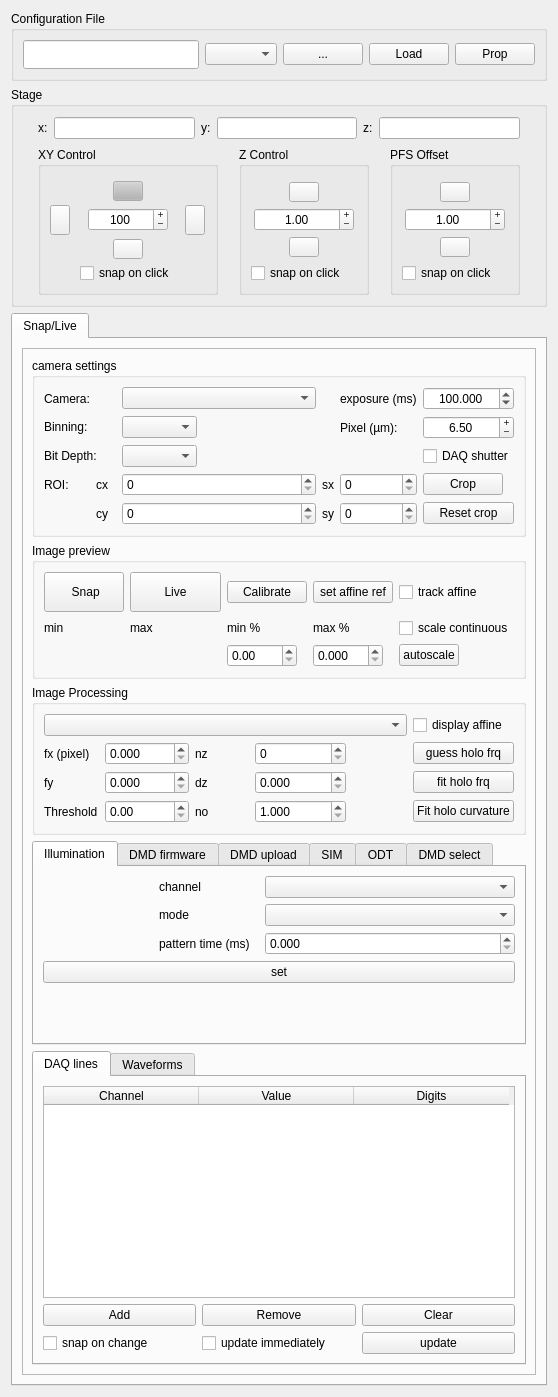
The window that micromanager_gui/_ui/micromanager_gui.ui (QI2lab/napari-micromanager) describes before a commit, drawn with Qt 5.
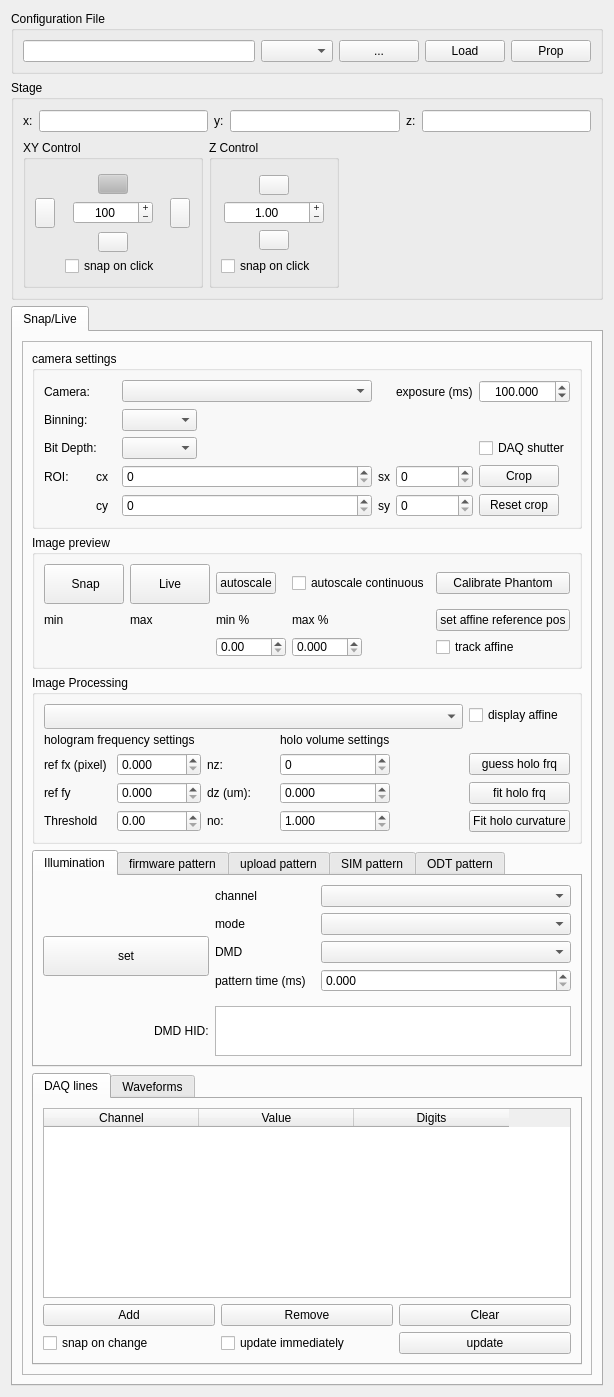
The same window after the commit.

Commit message: removed some unused buttons and added additional labels

The edit to the form file:
```diff
--- a/micromanager_gui/_ui/micromanager_gui.ui
+++ b/micromanager_gui/_ui/micromanager_gui.ui
@@ -6,7 +6,7 @@
    <rect>
     <x>0</x>
     <y>0</y>
-    <width>558</width>
+    <width>606</width>
     <height>1397</height>
    </rect>
   </property>
@@ -505,121 +505,6 @@
         </item>
        </layout>
       </item>
-      <item row="3" column="2">
-       <widget class="QGroupBox" name="offset_Z_groupBox">
-        <property name="enabled">
-         <bool>true</bool>
-        </property>
-        <property name="minimumSize">
-         <size>
-          <width>130</width>
-          <height>0</height>
-         </size>
-        </property>
-        <property name="maximumSize">
-         <size>
-          <width>130</width>
-          <height>16777215</height>
-         </size>
-        </property>
-        <property name="title">
-         <string>PFS Offset</string>
-        </property>
-        <layout class="QGridLayout" name="gridLayout_12">
-         <property name="topMargin">
-          <number>15</number>
-         </property>
-         <item row="2" column="0" alignment="Qt::AlignHCenter">
-          <widget class="QPushButton" name="offset_down_Button">
-           <property name="enabled">
-            <bool>true</bool>
-           </property>
-           <property name="maximumSize">
-            <size>
-             <width>30</width>
-             <height>20</height>
-            </size>
-           </property>
-           <property name="text">
-            <string/>
-           </property>
-          </widget>
-         </item>
-         <item row="0" column="0" alignment="Qt::AlignHCenter">
-          <widget class="QPushButton" name="offset_up_Button">
-           <property name="enabled">
-            <bool>true</bool>
-           </property>
-           <property name="maximumSize">
-            <size>
-             <width>30</width>
-             <height>20</height>
-            </size>
-           </property>
-           <property name="layoutDirection">
-            <enum>Qt::LeftToRight</enum>
-           </property>
-           <property name="autoFillBackground">
-            <bool>false</bool>
-           </property>
-           <property name="text">
-            <string/>
-           </property>
-          </widget>
-         </item>
-         <item row="1" column="0" alignment="Qt::AlignHCenter|Qt::AlignVCenter">
-          <widget class="QDoubleSpinBox" name="offset_z_step_size_doubleSpinBox">
-           <property name="enabled">
-            <bool>true</bool>
-           </property>
-           <property name="sizePolicy">
-            <sizepolicy hsizetype="Fixed" vsizetype="Fixed">
-             <horstretch>0</horstretch>
-             <verstretch>0</verstretch>
-            </sizepolicy>
-           </property>
-           <property name="minimumSize">
-            <size>
-             <width>100</width>
-             <height>0</height>
-            </size>
-           </property>
-           <property name="maximumSize">
-            <size>
-             <width>150</width>
-             <height>16777215</height>
-            </size>
-           </property>
-           <property name="alignment">
-            <set>Qt::AlignCenter</set>
-           </property>
-           <property name="buttonSymbols">
-            <enum>QAbstractSpinBox::PlusMinus</enum>
-           </property>
-           <property name="showGroupSeparator" stdset="0">
-            <bool>false</bool>
-           </property>
-           <property name="maximum">
-            <double>10000.000000000000000</double>
-           </property>
-           <property name="singleStep">
-            <double>0.100000000000000</double>
-           </property>
-           <property name="value">
-            <double>1.000000000000000</double>
-           </property>
-          </widget>
-         </item>
-         <item row="3" column="0">
-          <widget class="QCheckBox" name="offset_snap_on_click_z_checkBox">
-           <property name="text">
-            <string>snap on click</string>
-           </property>
-          </widget>
-         </item>
-        </layout>
-       </widget>
-      </item>
      </layout>
     </widget>
    </item>
@@ -697,25 +582,6 @@
                </property>
               </widget>
              </item>
-             <item row="1" column="5">
-              <widget class="QLabel" name="label">
-               <property name="minimumSize">
-                <size>
-                 <width>70</width>
-                 <height>0</height>
-                </size>
-               </property>
-               <property name="maximumSize">
-                <size>
-                 <width>70</width>
-                 <height>16777215</height>
-                </size>
-               </property>
-               <property name="text">
-                <string>Pixel (µm):</string>
-               </property>
-              </widget>
-             </item>
              <item row="4" column="5">
               <widget class="QSpinBox" name="sx_spinBox">
                <property name="maximum">
@@ -749,28 +615,6 @@
                </property>
               </widget>
              </item>
-             <item row="1" column="8">
-              <widget class="QDoubleSpinBox" name="px_size_doubleSpinBox">
-               <property name="maximumSize">
-                <size>
-                 <width>120</width>
-                 <height>16777215</height>
-                </size>
-               </property>
-               <property name="alignment">
-                <set>Qt::AlignCenter</set>
-               </property>
-               <property name="buttonSymbols">
-                <enum>QAbstractSpinBox::PlusMinus</enum>
-               </property>
-               <property name="minimum">
-                <double>1.000000000000000</double>
-               </property>
-               <property name="value">
-                <double>6.500000000000000</double>
-               </property>
-              </widget>
-             </item>
              <item row="5" column="4">
               <widget class="QLabel" name="label_27">
                <property name="maximumSize">
@@ -926,6 +770,12 @@
              </item>
              <item row="5" column="8">
               <widget class="QPushButton" name="reset_crop_pushButton">
+               <property name="sizePolicy">
+                <sizepolicy hsizetype="Fixed" vsizetype="Fixed">
+                 <horstretch>0</horstretch>
+                 <verstretch>0</verstretch>
+                </sizepolicy>
+               </property>
                <property name="text">
                 <string>Reset crop</string>
                </property>
@@ -1005,41 +855,8 @@
             <property name="title">
              <string>Image preview</string>
             </property>
-            <layout class="QGridLayout" name="gridLayout_10" rowminimumheight="0,0,0,0,0" columnminimumwidth="0,0,0,0,0">
-             <item row="4" column="1">
-              <widget class="QLabel" name="max_label">
-               <property name="text">
-                <string/>
-               </property>
-              </widget>
-             </item>
-             <item row="4" column="4">
-              <widget class="QPushButton" name="autoscale_Button">
-               <property name="minimumSize">
-                <size>
-                 <width>60</width>
-                 <height>20</height>
-                </size>
-               </property>
-               <property name="maximumSize">
-                <size>
-                 <width>60</width>
-                 <height>16777215</height>
-                </size>
-               </property>
-               <property name="text">
-                <string>autoscale</string>
-               </property>
-              </widget>
-             </item>
-             <item row="4" column="0">
-              <widget class="QLabel" name="min_label">
-               <property name="text">
-                <string/>
-               </property>
-              </widget>
-             </item>
-             <item row="4" column="3">
+            <layout class="QGridLayout" name="gridLayout_10" rowminimumheight="0,0,0,0,0,0,0" columnminimumwidth="0,0,0,0,0">
+             <item row="6" column="3">
               <widget class="QDoubleSpinBox" name="max_scale_doubleSpinBox">
                <property name="minimumSize">
                 <size>
@@ -1067,49 +884,7 @@
                </property>
               </widget>
              </item>
-             <item row="3" column="2">
-              <widget class="QLabel" name="label_5">
-               <property name="maximumSize">
-                <size>
-                 <width>16777215</width>
-                 <height>20</height>
-                </size>
-               </property>
-               <property name="text">
-                <string>min %</string>
-               </property>
-              </widget>
-             </item>
-             <item row="3" column="3">
-              <widget class="QLabel" name="label_10">
-               <property name="text">
-                <string>max %</string>
-               </property>
-              </widget>
-             </item>
-             <item row="0" column="1">
-              <widget class="QPushButton" name="live_Button">
-               <property name="enabled">
-                <bool>true</bool>
-               </property>
-               <property name="minimumSize">
-                <size>
-                 <width>0</width>
-                 <height>40</height>
-                </size>
-               </property>
-               <property name="maximumSize">
-                <size>
-                 <width>16777215</width>
-                 <height>16777215</height>
-                </size>
-               </property>
-               <property name="text">
-                <string>Live</string>
-               </property>
-              </widget>
-             </item>
-             <item row="3" column="0">
+             <item row="5" column="0">
               <widget class="QLabel" name="label_18">
                <property name="enabled">
                 <bool>true</bool>
@@ -1131,88 +906,169 @@
                </property>
               </widget>
              </item>
-             <item row="4" column="2">
-              <widget class="QDoubleSpinBox" name="min_scale_doubleSpinBox">
-               <property name="minimumSize">
-                <size>
-                 <width>70</width>
-                 <height>20</height>
-                </size>
+             <item row="6" column="0">
+              <widget class="QLabel" name="min_label">
+               <property name="text">
+                <string/>
                </property>
+              </widget>
+             </item>
+             <item row="5" column="2">
+              <widget class="QLabel" name="label_5">
                <property name="maximumSize">
                 <size>
-                 <width>50</width>
-                 <height>16777215</height>
+                 <width>16777215</width>
+                 <height>20</height>
                 </size>
                </property>
-               <property name="maximum">
-                <double>100.000000000000000</double>
-               </property>
-               <property name="singleStep">
-                <double>0.100000000000000</double>
+               <property name="text">
+                <string>min %</string>
                </property>
               </widget>
              </item>
-             <item row="3" column="1">
+             <item row="5" column="1">
               <widget class="QLabel" name="label_19">
                <property name="text">
                 <string>max</string>
                </property>
               </widget>
              </item>
-             <item row="0" column="0">
-              <widget class="QPushButton" name="snap_Button">
-               <property name="enabled">
-                <bool>true</bool>
+             <item row="6" column="1">
+              <widget class="QLabel" name="max_label">
+               <property name="text">
+                <string/>
                </property>
+              </widget>
+             </item>
+             <item row="5" column="3">
+              <widget class="QLabel" name="label_10">
+               <property name="text">
+                <string>max %</string>
+               </property>
+              </widget>
+             </item>
+             <item row="6" column="2">
+              <widget class="QDoubleSpinBox" name="min_scale_doubleSpinBox">
+               <property name="minimumSize">
+                <size>
+                 <width>70</width>
+                 <height>20</height>
+                </size>
+               </property>
+               <property name="maximumSize">
+                <size>
+                 <width>50</width>
+                 <height>16777215</height>
+                </size>
+               </property>
+               <property name="maximum">
+                <double>100.000000000000000</double>
+               </property>
+               <property name="singleStep">
+                <double>0.100000000000000</double>
+               </property>
+              </widget>
+             </item>
+             <item row="1" column="2">
+              <widget class="QPushButton" name="autoscale_Button">
                <property name="sizePolicy">
-                <sizepolicy hsizetype="Minimum" vsizetype="Fixed">
+                <sizepolicy hsizetype="Fixed" vsizetype="Fixed">
                  <horstretch>0</horstretch>
                  <verstretch>0</verstretch>
                 </sizepolicy>
                </property>
                <property name="minimumSize">
                 <size>
-                 <width>0</width>
-                 <height>40</height>
+                 <width>60</width>
+                 <height>20</height>
                 </size>
                </property>
                <property name="maximumSize">
                 <size>
-                 <width>16777215</width>
+                 <width>60</width>
                  <height>16777215</height>
                 </size>
                </property>
                <property name="text">
-                <string> Snap</string>
+                <string>autoscale</string>
                </property>
               </widget>
              </item>
-             <item row="0" column="4">
+             <item row="1" column="3">
+              <widget class="QCheckBox" name="scale_continuous_checkBox">
+               <property name="text">
+                <string>autoscale continuous</string>
+               </property>
+              </widget>
+             </item>
+             <item row="6" column="4">
               <widget class="QCheckBox" name="track_affine_checkBox">
                <property name="text">
                 <string>track affine</string>
                </property>
               </widget>
              </item>
-             <item row="0" column="3">
+             <item row="5" column="4">
               <widget class="QPushButton" name="set_affine_ref_Button">
                <property name="text">
-                <string>set affine ref</string>
+                <string>set affine reference pos</string>
                </property>
               </widget>
              </item>
-             <item row="0" column="2">
+             <item row="1" column="4">
               <widget class="QPushButton" name="calibrate_Button">
                <property name="text">
-                <string>Calibrate</string>
+                <string>Calibrate Phantom</string>
                </property>
               </widget>
              </item>
-             <item row="3" column="4">
-              <widget class="QCheckBox" name="scale_continuous_checkBox">
+             <item row="1" column="0">
+              <widget class="QPushButton" name="snap_Button">
+               <property name="enabled">
+                <bool>true</bool>
+               </property>
+               <property name="sizePolicy">
+                <sizepolicy hsizetype="Expanding" vsizetype="Fixed">
+                 <horstretch>0</horstretch>
+                 <verstretch>0</verstretch>
+                </sizepolicy>
+               </property>
+               <property name="minimumSize">
+                <size>
+                 <width>0</width>
+                 <height>40</height>
+                </size>
+               </property>
+               <property name="maximumSize">
+                <size>
+                 <width>16777215</width>
+                 <height>16777215</height>
+                </size>
+               </property>
                <property name="text">
-                <string>scale continuous</string>
+                <string> Snap</string>
+               </property>
+              </widget>
+             </item>
+             <item row="1" column="1">
+              <widget class="QPushButton" name="live_Button">
+               <property name="enabled">
+                <bool>true</bool>
+               </property>
+               <property name="minimumSize">
+                <size>
+                 <width>0</width>
+                 <height>40</height>
+                </size>
+               </property>
+               <property name="maximumSize">
+                <size>
+                 <width>16777215</width>
+                 <height>16777215</height>
+                </size>
+               </property>
+               <property name="text">
+                <string>Live</string>
                </property>
               </widget>
              </item>
@@ -1230,7 +1086,7 @@
             <property name="maximumSize">
              <size>
               <width>16777215</width>
-              <height>150</height>
+              <height>200</height>
              </size>
             </property>
             <property name="title">
@@ -1240,7 +1096,7 @@
              <item row="3" column="0">
               <widget class="QLabel" name="label_4">
                <property name="text">
-                <string>fy</string>
+                <string>ref fy</string>
                </property>
               </widget>
              </item>
@@ -1286,7 +1142,7 @@
              <item row="5" column="2">
               <widget class="QLabel" name="label_30">
                <property name="text">
-                <string>no</string>
+                <string>no:</string>
                </property>
               </widget>
              </item>
@@ -1334,7 +1190,7 @@
              <item row="2" column="0">
               <widget class="QLabel" name="label_3">
                <property name="text">
-                <string>fx (pixel)</string>
+                <string>ref fx (pixel)</string>
                </property>
               </widget>
              </item>
@@ -1343,7 +1199,7 @@
                <property name="minimumSize">
                 <size>
                  <width>200</width>
-                 <height>0</height>
+                 <height>25</height>
                 </size>
                </property>
                <property name="maximumSize">
@@ -1364,14 +1220,14 @@
              <item row="2" column="2">
               <widget class="QLabel" name="label_28">
                <property name="text">
-                <string>nz</string>
+                <string>nz:</string>
                </property>
               </widget>
              </item>
              <item row="3" column="2">
               <widget class="QLabel" name="label_29">
                <property name="text">
-                <string>dz</string>
+                <string>dz (um):</string>
                </property>
               </widget>
              </item>
@@ -1398,6 +1254,20 @@
                </property>
               </widget>
              </item>
+             <item row="1" column="0" colspan="2">
+              <widget class="QLabel" name="label_41">
+               <property name="text">
+                <string>hologram frequency settings</string>
+               </property>
+              </widget>
+             </item>
+             <item row="1" column="3">
+              <widget class="QLabel" name="label_42">
+               <property name="text">
+                <string>holo volume settings</string>
+               </property>
+              </widget>
+             </item>
             </layout>
            </widget>
           </item>
@@ -1417,43 +1287,7 @@
               <string>Illumination</string>
              </attribute>
              <layout class="QGridLayout" name="gridLayout_15">
-              <item row="6" column="1">
-               <widget class="QLabel" name="label_14">
-                <property name="minimumSize">
-                 <size>
-                  <width>100</width>
-                  <height>0</height>
-                 </size>
-                </property>
-                <property name="text">
-                 <string>pattern time (ms)</string>
-                </property>
-               </widget>
-              </item>
-              <item row="2" column="1">
-               <widget class="QLabel" name="label_15">
-                <property name="minimumSize">
-                 <size>
-                  <width>0</width>
-                  <height>0</height>
-                 </size>
-                </property>
-                <property name="text">
-                 <string>mode</string>
-                </property>
-               </widget>
-              </item>
-              <item row="6" column="2">
-               <widget class="QDoubleSpinBox" name="pattern_time_SpinBox">
-                <property name="decimals">
-                 <number>3</number>
-                </property>
-                <property name="maximum">
-                 <double>10000.000000000000000</double>
-                </property>
-               </widget>
-              </item>
-              <item row="0" column="1">
+              <item row="0" column="2">
                <widget class="QLabel" name="label_16">
                 <property name="minimumSize">
                  <size>
@@ -1466,14 +1300,30 @@
                 </property>
                </widget>
               </item>
-              <item row="7" column="0" colspan="3">
-               <widget class="QPushButton" name="set_channel_Button">
+              <item row="2" column="2">
+               <widget class="QLabel" name="label_15">
+                <property name="minimumSize">
+                 <size>
+                  <width>0</width>
+                  <height>0</height>
+                 </size>
+                </property>
                 <property name="text">
-                 <string>set</string>
+                 <string>mode</string>
                 </property>
                </widget>
               </item>
-              <item row="0" column="2">
+              <item row="2" column="3">
+               <widget class="QComboBox" name="mode_comboBox"/>
+              </item>
+              <item row="3" column="2">
+               <widget class="QLabel" name="label_43">
+                <property name="text">
+                 <string>DMD</string>
+                </property>
+               </widget>
+              </item>
+              <item row="0" column="3">
                <widget class="QComboBox" name="channel_comboBox">
                 <property name="sizePolicy">
                  <sizepolicy hsizetype="Preferred" vsizetype="Fixed">
@@ -1489,7 +1339,40 @@
                 </property>
                </widget>
               </item>
-              <item row="0" column="0">
+              <item row="8" column="2" colspan="2">
+               <widget class="QTextBrowser" name="dmd_id_textBrowser">
+                <property name="maximumSize">
+                 <size>
+                  <width>16777215</width>
+                  <height>50</height>
+                 </size>
+                </property>
+               </widget>
+              </item>
+              <item row="8" column="1">
+               <widget class="QLabel" name="label_44">
+                <property name="text">
+                 <string>DMD HID:</string>
+                </property>
+               </widget>
+              </item>
+              <item row="3" column="3">
+               <widget class="QComboBox" name="select_dmd_comboBox"/>
+              </item>
+              <item row="8" column="0">
+               <spacer name="horizontalSpacer">
+                <property name="orientation">
+                 <enum>Qt::Horizontal</enum>
+                </property>
+                <property name="sizeHint" stdset="0">
+                 <size>
+                  <width>40</width>
+                  <height>20</height>
+                 </size>
+                </property>
+               </spacer>
+              </item>
+              <item row="0" column="0" colspan="2">
                <spacer name="horizontalSpacer_2">
                 <property name="orientation">
                  <enum>Qt::Horizontal</enum>
@@ -1502,27 +1385,47 @@
                 </property>
                </spacer>
               </item>
-              <item row="2" column="2">
-               <widget class="QComboBox" name="mode_comboBox"/>
-              </item>
-              <item row="8" column="2">
-               <spacer name="verticalSpacer_5">
-                <property name="orientation">
-                 <enum>Qt::Vertical</enum>
-                </property>
-                <property name="sizeHint" stdset="0">
+              <item row="2" column="0" rowspan="4" colspan="2">
+               <widget class="QPushButton" name="set_channel_Button">
+                <property name="minimumSize">
                  <size>
-                  <width>20</width>
+                  <width>0</width>
                   <height>40</height>
                  </size>
                 </property>
-               </spacer>
+                <property name="text">
+                 <string>set</string>
+                </property>
+               </widget>
+              </item>
+              <item row="4" column="3">
+               <widget class="QDoubleSpinBox" name="pattern_time_SpinBox">
+                <property name="decimals">
+                 <number>3</number>
+                </property>
+                <property name="maximum">
+                 <double>10000.000000000000000</double>
+                </property>
+               </widget>
+              </item>
+              <item row="4" column="2">
+               <widget class="QLabel" name="label_14">
+                <property name="minimumSize">
+                 <size>
+                  <width>100</width>
+                  <height>0</height>
+                 </size>
+                </property>
+                <property name="text">
+                 <string>pattern time (ms)</string>
+                </property>
+               </widget>
               </item>
              </layout>
             </widget>
             <widget class="QWidget" name="tab">
              <attribute name="title">
-              <string>DMD firmware</string>
+              <string>firmware pattern</string>
              </attribute>
              <layout class="QGridLayout" name="gridLayout_2">
               <item row="3" column="6">
@@ -1610,7 +1513,7 @@
             </widget>
             <widget class="QWidget" name="tab_2">
              <attribute name="title">
-              <string>DMD upload</string>
+              <string>upload pattern</string>
              </attribute>
              <layout class="QGridLayout" name="gridLayout_3">
               <item row="2" column="1">
@@ -1691,7 +1594,7 @@
             </widget>
             <widget class="QWidget" name="tab_7">
              <attribute name="title">
-              <string>SIM</string>
+              <string>SIM pattern</string>
              </attribute>
              <layout class="QGridLayout" name="gridLayout_5">
               <item row="5" column="1">
@@ -1826,7 +1729,7 @@
             </widget>
             <widget class="QWidget" name="tab_8">
              <attribute name="title">
-              <string>ODT</string>
+              <string>ODT pattern</string>
              </attribute>
              <layout class="QGridLayout" name="gridLayout_19">
               <item row="1" column="1">
@@ -1921,73 +1824,6 @@
               </item>
              </layout>
             </widget>
-            <widget class="QWidget" name="tab_3">
-             <attribute name="title">
-              <string>DMD select</string>
-             </attribute>
-             <layout class="QGridLayout" name="gridLayout_11">
-              <item row="0" column="0">
-               <widget class="QLabel" name="label_31">
-                <property name="text">
-                 <string>select DMD</string>
-                </property>
-               </widget>
-              </item>
-              <item row="1" column="0">
-               <widget class="QComboBox" name="select_dmd_comboBox">
-                <property name="minimumSize">
-                 <size>
-                  <width>100</width>
-                  <height>0</height>
-                 </size>
-                </property>
-               </widget>
-              </item>
-              <item row="1" column="1">
-               <spacer name="horizontalSpacer">
-                <property name="orientation">
-                 <enum>Qt::Horizontal</enum>
-                </property>
-                <property name="sizeHint" stdset="0">
-                 <size>
-                  <width>40</width>
-                  <height>20</height>
-                 </size>
-                </property>
-               </spacer>
-              </item>
-              <item row="2" column="0">
-               <widget class="QLabel" name="label_12">
-                <property name="text">
-                 <string>HID:</string>
-                </property>
-               </widget>
-              </item>
-              <item row="4" column="1">
-               <spacer name="verticalSpacer">
-                <property name="orientation">
-                 <enum>Qt::Vertical</enum>
-                </property>
-                <property name="sizeHint" stdset="0">
-                 <size>
-                  <width>20</width>
-                  <height>40</height>
-                 </size>
-                </property>
-               </spacer>
-              </item>
-              <item row="2" column="1">
-               <widget class="QTextBrowser" name="dmd_id_textBrowser">
-                <property name="maximumSize">
-                 <size>
-                  <width>16777215</width>
-                  <height>50</height>
-                 </size>
-                </property>
-               </widget>
-              </item>
-             </layout>
-            </widget>
            </widget>
           </item>
           <item>
```
Left out of the diff: 11 changed lines with no effect on the pictures. The commit also changes 2 other files.
